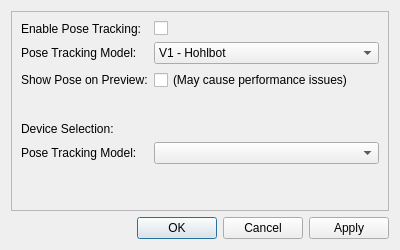
Before: the Qt Designer form ui/DConfigurePoseTracking.ui in ETHZ-INS/Grimace-Box-Recorder, drawn with Qt 5.
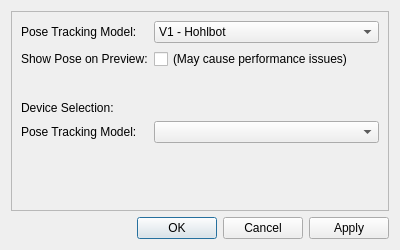
After: the same form once the commit is applied.

What changed in the file:
```diff
--- a/ui/DConfigurePoseTracking.ui
+++ b/ui/DConfigurePoseTracking.ui
@@ -36,27 +36,13 @@
      </property>
      <layout class="QFormLayout" name="formLayout">
       <item row="0" column="0">
-       <widget class="QLabel" name="label">
-        <property name="text">
-         <string>Enable Pose Tracking:</string>
-        </property>
-       </widget>
-      </item>
-      <item row="0" column="1">
-       <widget class="QCheckBox" name="chb_enable_pose">
-        <property name="text">
-         <string/>
-        </property>
-       </widget>
-      </item>
-      <item row="1" column="0">
        <widget class="QLabel" name="label_2">
         <property name="text">
          <string>Pose Tracking Model:</string>
         </property>
        </widget>
       </item>
-      <item row="1" column="1">
+      <item row="0" column="1">
        <widget class="QComboBox" name="dpd_pose_model">
         <item>
          <property name="text">
@@ -65,7 +51,14 @@
         </item>
        </widget>
       </item>
-      <item row="2" column="1">
+      <item row="1" column="0">
+       <widget class="QLabel" name="label_5">
+        <property name="text">
+         <string>Show Pose on Preview:</string>
+        </property>
+       </widget>
+      </item>
+      <item row="1" column="1">
        <widget class="QCheckBox" name="chb_show_pose_preview">
         <property name="text">
          <string>(May cause performance issues)</string>
@@ -73,30 +66,6 @@
        </widget>
       </item>
       <item row="2" column="0">
-       <widget class="QLabel" name="label_5">
-        <property name="text">
-         <string>Show Pose on Preview:</string>
-        </property>
-       </widget>
-      </item>
-      <item row="4" column="0">
-       <widget class="QLabel" name="label_4">
-        <property name="text">
-         <string>Device Selection:</string>
-        </property>
-       </widget>
-      </item>
-      <item row="5" column="0">
-       <widget class="QLabel" name="label_3">
-        <property name="text">
-         <string>Pose Tracking Model:</string>
-        </property>
-       </widget>
-      </item>
-      <item row="5" column="1">
-       <widget class="QComboBox" name="dpd_pose_tracking_device"/>
-      </item>
-      <item row="3" column="0">
        <spacer name="verticalSpacer">
         <property name="orientation">
          <enum>Qt::Vertical</enum>
@@ -112,6 +81,23 @@
         </property>
        </spacer>
       </item>
+      <item row="3" column="0">
+       <widget class="QLabel" name="label_4">
+        <property name="text">
+         <string>Device Selection:</string>
+        </property>
+       </widget>
+      </item>
+      <item row="4" column="0">
+       <widget class="QLabel" name="label_3">
+        <property name="text">
+         <string>Pose Tracking Model:</string>
+        </property>
+       </widget>
+      </item>
+      <item row="4" column="1">
+       <widget class="QComboBox" name="dpd_pose_tracking_device"/>
+      </item>
      </layout>
     </widget>
    </item>
```
